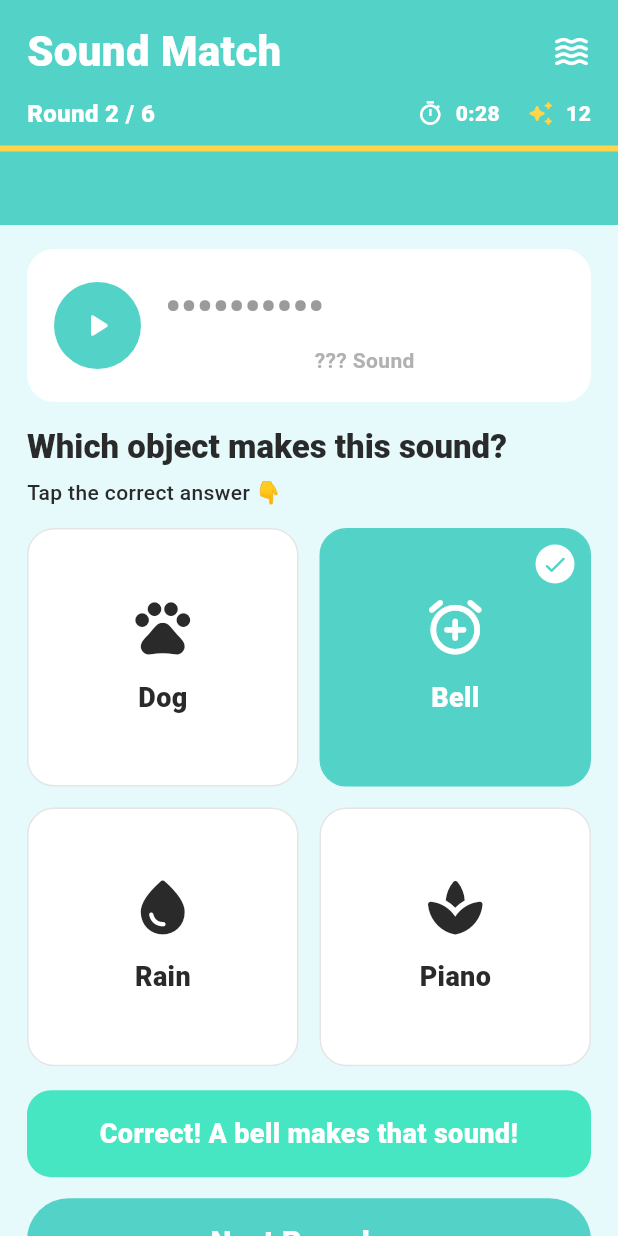
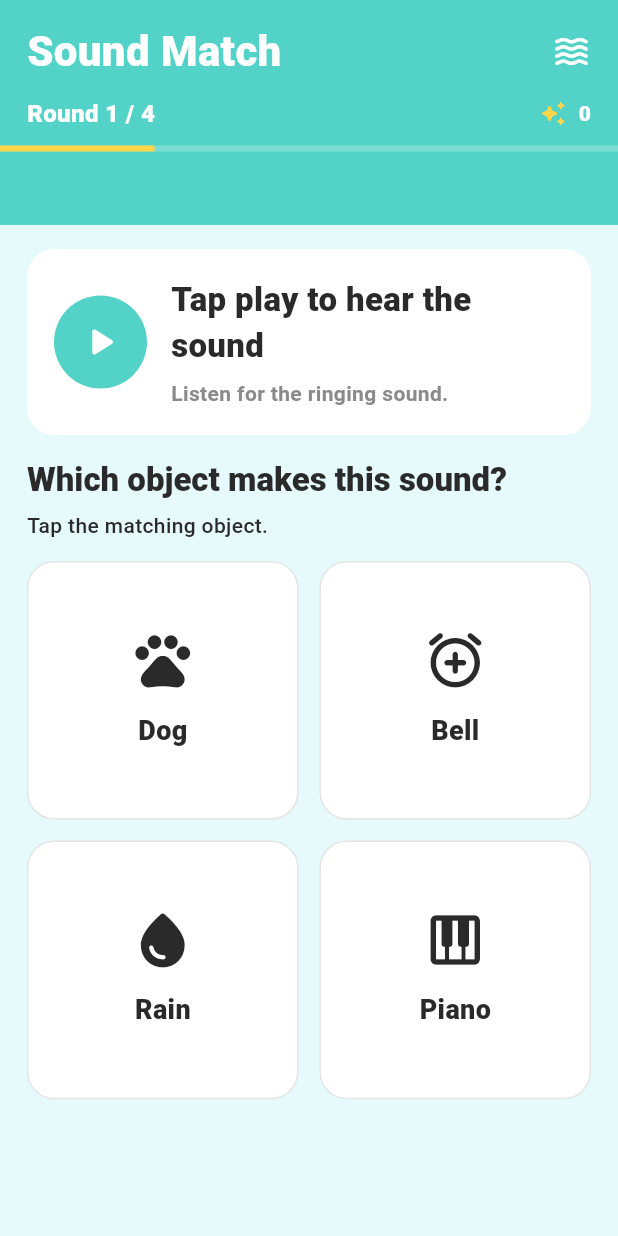
Before and after one commit to hurshh/DR, a Flutter app: the SoundMatchRound2Screen screen opened by its route, on a phone screen of 412 x 824 dp. Run offline on Flutter 3.47's test engine with Material 3 defaults, Android fonts, the light colour scheme and no system bars; our stand-ins replace audioplayers; Roboto replaces fonts that are missing (system-ui).

Commit message:
Make Sound Match playable with local audio assets

```diff
--- a/five_senses_app/lib/screens/sight_detail_screen.dart
+++ b/five_senses_app/lib/screens/sight_detail_screen.dart
@@ -5,7 +5,6 @@ import '../models/sense.dart';
 import '../theme/app_theme.dart';
 import '../widgets/app_bottom_nav.dart';
 import '../widgets/five_senses_scaffold.dart';
-import '../widgets/sense_card.dart';
 
 class SightDetailScreen extends StatelessWidget {
   const SightDetailScreen({super.key});
--- a/five_senses_app/lib/screens/smell_sorter_intro_screen.dart
+++ b/five_senses_app/lib/screens/smell_sorter_intro_screen.dart
@@ -1,7 +1,6 @@
 import 'package:flutter/material.dart';
 
 import '../models/app_routes.dart';
-import '../theme/app_theme.dart';
 
 class SmellSorterIntroScreen extends StatelessWidget {
   const SmellSorterIntroScreen({super.key});
--- a/five_senses_app/lib/screens/smell_sorter_question_3_screen.dart
+++ b/five_senses_app/lib/screens/smell_sorter_question_3_screen.dart
@@ -1,7 +1,6 @@
 import 'package:flutter/material.dart';
 
 import '../models/app_routes.dart';
-import '../theme/app_theme.dart';
 
 class SmellSorterQuestion3Screen extends StatelessWidget {
   const SmellSorterQuestion3Screen({super.key});
--- a/five_senses_app/lib/screens/sound_match_intro_screen.dart
+++ b/five_senses_app/lib/screens/sound_match_intro_screen.dart
@@ -1,7 +1,6 @@
 import 'package:flutter/material.dart';
 
 import '../models/app_routes.dart';
-import '../theme/app_theme.dart';
 
 class SoundMatchIntroScreen extends StatelessWidget {
   const SoundMatchIntroScreen({super.key});
--- a/five_senses_app/lib/screens/sound_match_round_2_screen.dart
+++ b/five_senses_app/lib/screens/sound_match_round_2_screen.dart
@@ -1,93 +1,126 @@
+import 'package:audioplayers/audioplayers.dart';
 import 'package:flutter/material.dart';
 
 import '../models/app_routes.dart';
-import '../theme/app_theme.dart';
 
-class SoundMatchRound2Screen extends StatelessWidget {
+class SoundMatchRound2Screen extends StatefulWidget {
   const SoundMatchRound2Screen({super.key});
 
   @override
+  State<SoundMatchRound2Screen> createState() => _SoundMatchRound2ScreenState();
+}
+
+class _SoundMatchRound2ScreenState extends State<SoundMatchRound2Screen> {
+  static const Color _headerColor = Color(0xFF53D2C7);
+  static const Color _successColor = Color(0xFF45E6C1);
+  static const Color _errorColor = Color(0xFFFF6B6B);
+
+  final AudioPlayer _audioPlayer = AudioPlayer();
+  int _roundIndex = 0;
+  int _score = 0;
+  String? _selectedAnswer;
+
+  final List<_SoundQuestion> _questions = const [
+    _SoundQuestion(
+      answer: 'Bell',
+      assetPath: 'sounds/bell.mp3',
+      prompt: 'Listen for the ringing sound.',
+      options: [
+        _SoundOption(label: 'Dog', icon: Icons.pets_rounded),
+        _SoundOption(label: 'Bell', icon: Icons.add_alarm_rounded),
+        _SoundOption(label: 'Rain', icon: Icons.water_drop_rounded),
+        _SoundOption(label: 'Piano', icon: Icons.piano_rounded),
+      ],
+    ),
+    _SoundQuestion(
+      answer: 'Dog',
+      assetPath: 'sounds/dog.mp3',
+      prompt: 'Listen for the animal sound.',
+      options: [
+        _SoundOption(label: 'Dog', icon: Icons.pets_rounded),
+        _SoundOption(label: 'Bell', icon: Icons.add_alarm_rounded),
+        _SoundOption(label: 'Rain', icon: Icons.water_drop_rounded),
+        _SoundOption(label: 'Piano', icon: Icons.piano_rounded),
+      ],
+    ),
+    _SoundQuestion(
+      answer: 'Rain',
+      assetPath: 'sounds/rain.mp3',
+      prompt: 'Listen for the weather sound.',
+      options: [
+        _SoundOption(label: 'Dog', icon: Icons.pets_rounded),
+        _SoundOption(label: 'Bell', icon: Icons.add_alarm_rounded),
+        _SoundOption(label: 'Rain', icon: Icons.water_drop_rounded),
+        _SoundOption(label: 'Piano', icon: Icons.piano_rounded),
+      ],
+    ),
+    _SoundQuestion(
+      answer: 'Piano',
+      assetPath: 'sounds/piano.mp3',
+      prompt: 'Listen for the music sound.',
+      options: [
+        _SoundOption(label: 'Dog', icon: Icons.pets_rounded),
+        _SoundOption(label: 'Bell', icon: Icons.add_alarm_rounded),
+        _SoundOption(label: 'Rain', icon: Icons.water_drop_rounded),
+        _SoundOption(label: 'Piano', icon: Icons.piano_rounded),
+      ],
+    ),
+  ];
+
+  _SoundQuestion get _currentQuestion => _questions[_roundIndex];
+  bool get _answered => _selectedAnswer != null;
+  bool get _isCorrect => _selectedAnswer == _currentQuestion.answer;
+
+  @override
+  void dispose() {
+    _audioPlayer.dispose();
+    super.dispose();
+  }
+
+  Future<void> _playCurrentSound() async {
+    await _audioPlayer.stop();
+    await _audioPlayer.play(AssetSource(_currentQuestion.assetPath));
+  }
+
+  void _selectAnswer(String answer) {
+    if (_answered) {
+      return;
+    }
+
+    setState(() {
+      _selectedAnswer = answer;
+      if (answer == _currentQuestion.answer) {
+        _score += 1;
+      }
+    });
+  }
+
+  void _goToNextRound() {
+    if (_roundIndex == _questions.length - 1) {
+      Navigator.pushReplacementNamed(context, Routes.gameResult);
+      return;
+    }
+
+    setState(() {
+      _roundIndex += 1;
+      _selectedAnswer = null;
+    });
+    _playCurrentSound();
+  }
+
+  @override
   Widget build(BuildContext context) {
-    const headerColor = Color(0xFF53D2C7);
+    final question = _currentQuestion;
 
     return Scaffold(
       backgroundColor: const Color(0xFFE6FAFC),
       body: SafeArea(
         child: Column(
           children: [
-            Container(
-              height: 150,
-              width: double.infinity,
-              color: headerColor,
-              child: Column(
-                children: [
-                  Padding(
-                    padding: const EdgeInsets.fromLTRB(18, 14, 18, 10),
-                    child: Row(
-                      children: [
-                        const Expanded(
-                          child: Text(
-                            'Sound Match',
-                            style: TextStyle(
-                              color: Colors.white,
-                              fontSize: 28,
-                              fontWeight: FontWeight.w900,
-                            ),
-                          ),
-                        ),
-                        const Icon(Icons.waves_rounded,
-                            color: Colors.white, size: 26),
-                      ],
-                    ),
-                  ),
-                  Padding(
-                    padding: const EdgeInsets.fromLTRB(18, 0, 18, 10),
-                    child: Row(
-                      children: [
-                        const Text(
-                          'Round 2 / 6',
-                          style: TextStyle(
-                            color: Colors.white,
-                            fontWeight: FontWeight.w800,
-                            fontSize: 16,
-                          ),
-                        ),
-                        const Spacer(),
-                        Row(
-                          children: [
-                            const Icon(Icons.timer_outlined,
-                                color: Colors.white, size: 18),
-                            const SizedBox(width: 8),
-                            const Text(
-                              '0:28',
-                              style: TextStyle(
-                                color: Colors.white,
-                                fontWeight: FontWeight.w800,
-                              ),
-                            ),
-                            const SizedBox(width: 18),
-                            const Icon(Icons.auto_awesome_rounded,
-                                color: Color(0xFFFFD54A), size: 18),
-                            const SizedBox(width: 8),
-                            const Text(
-                              '12',
-                              style: TextStyle(
-                                color: Colors.white,
-                                fontWeight: FontWeight.w900,
-                              ),
-                            )
-                          ],
-                        )
-                      ],
-                    ),
-                  ),
-                  Container(
-                    height: 4,
-                    width: double.infinity,
-                    color: const Color(0xFFFFD54A),
-                  )
-                ],
-              ),
+            _GameHeader(
+              round: _roundIndex + 1,
+              totalRounds: _questions.length,
+              score: _score,
             ),
             Expanded(
               child: SingleChildScrollView(
@@ -95,56 +128,9 @@ class SoundMatchRound2Screen extends StatelessWidget {
                 child: Column(
                   crossAxisAlignment: CrossAxisAlignment.start,
                   children: [
-                    Container(
-                      padding: const EdgeInsets.all(18),
-                      decoration: BoxDecoration(
-                        color: Colors.white,
-                        borderRadius: BorderRadius.circular(18),
-                      ),
-                      child: Row(
-                        children: [
-                          Container(
-                            width: 58,
-                            height: 58,
-                            decoration: const BoxDecoration(
-                              shape: BoxShape.circle,
-                              color: headerColor,
-                            ),
-                            alignment: Alignment.center,
-                            child: const Icon(
-                              Icons.play_arrow_rounded,
-                              size: 26,
-                              color: Colors.white,
-                            ),
-                          ),
-                          const SizedBox(width: 16),
-                          Expanded(
-                            child: Column(
-                              crossAxisAlignment: CrossAxisAlignment.start,
-                              children: const [
-                                Text(
-                                  '••••••••••',
-                                  style: TextStyle(
-                                    fontSize: 28,
-                                    fontWeight: FontWeight.w900,
-                                    color: Color(0xFF9B9B9B),
-                                  ),
-                                ),
-                                SizedBox(height: 6),
-                                Center(
-                                  child: Text(
-                                    '??? Sound',
-                                    style: TextStyle(
-                                      fontWeight: FontWeight.w700,
-                                      color: Color(0xFFB1B1B1),
-                                    ),
-                                  ),
-                                )
-                              ],
-                            ),
-                          ),
-                        ],
-                      ),
+                    _SoundPlayerCard(
+                      prompt: question.prompt,
+                      onPlaySound: _playCurrentSound,
                     ),
                     const SizedBox(height: 16),
                     Text(
@@ -156,7 +142,7 @@ class SoundMatchRound2Screen extends StatelessWidget {
                     ),
                     const SizedBox(height: 6),
                     const Text(
-                      'Tap the correct answer 👇',
+                      'Tap the matching object.',
                       style: TextStyle(
                         color: Color(0xFF2A2A2A),
                         fontWeight: FontWeight.w500,
@@ -171,80 +157,51 @@ class SoundMatchRound2Screen extends StatelessWidget {
                       mainAxisSpacing: 14,
                       childAspectRatio: 1.05,
                       children: [
+                        for (final option in question.options)
                           _AnswerCard(
-                          label: 'Dog',
-                          icon: Icons.pets_rounded,
-                          selected: false,
-                        ),
-                        _AnswerCard(
-                          label: 'Bell',
-                          icon: Icons.add_alarm_rounded,
-                          selected: true,
-                        ),
-                        _AnswerCard(
-                          label: 'Rain',
-                          icon: Icons.water_drop_rounded,
-                          selected: false,
-                        ),
-                        _AnswerCard(
-                          label: 'Piano',
-                          icon: Icons.spa_rounded,
-                          selected: false,
+                            option: option,
+                            selected: _selectedAnswer == option.label,
+                            revealCorrect:
+                                _answered && option.label == question.answer,
+                            isWrongSelection:
+                                _selectedAnswer == option.label &&
+                                option.label != question.answer,
+                            onTap: () => _selectAnswer(option.label),
                           ),
                       ],
                     ),
+                    if (_answered) ...[
                       const SizedBox(height: 16),
-                    Container(
-                      width: double.infinity,
-                      padding: const EdgeInsets.symmetric(
-                          vertical: 16, horizontal: 18),
-                      decoration: BoxDecoration(
-                        color: const Color(0xFF45E6C1),
-                        borderRadius: BorderRadius.circular(16),
-                      ),
-                      child: const Text(
-                        'Correct! A bell makes that sound!',
-                        textAlign: TextAlign.center,
-                        style: TextStyle(
-                          color: Colors.white,
-                          fontWeight: FontWeight.w900,
-                          fontSize: 18,
-                        ),
-                      ),
+                      _FeedbackBanner(
+                        correct: _isCorrect,
+                        answer: question.answer,
                       ),
                       const SizedBox(height: 14),
                       SizedBox(
                         width: double.infinity,
                         height: 58,
                         child: ElevatedButton(
-                        onPressed: () =>
-                            Navigator.pushReplacementNamed(context, Routes.gameResult),
+                          onPressed: _goToNextRound,
                           style: ElevatedButton.styleFrom(
-                          backgroundColor: headerColor,
+                            backgroundColor: _headerColor,
                             foregroundColor: Colors.white,
                             elevation: 0,
                             shape: RoundedRectangleBorder(
                               borderRadius: BorderRadius.circular(28),
                             ),
                           ),
-                        child: const Text(
-                          'Next Round →',
-                          style: TextStyle(
+                          child: Text(
+                            _roundIndex == _questions.length - 1
+                                ? 'See Results'
+                                : 'Next Round',
+                            style: const TextStyle(
                               fontSize: 20,
                               fontWeight: FontWeight.w900,
                             ),
                           ),
                         ),
                       ),
-                    const SizedBox(height: 10),
-                    Row(
-                      mainAxisAlignment: MainAxisAlignment.center,
-                      children: List.generate(
-                        5,
-                        (i) => const Icon(Icons.favorite_rounded,
-                            color: const Color(0xFFFF6B6B), size: 20),
-                      ),
-                    ),
+                    ],
                   ],
                 ),
               ),
@@ -256,25 +213,227 @@ class SoundMatchRound2Screen extends StatelessWidget {
   }
 }
 
-class _AnswerCard extends StatelessWidget {
-  final String label;
-  final IconData icon;
-  final bool selected;
+class _GameHeader extends StatelessWidget {
+  final int round;
+  final int totalRounds;
+  final int score;
 
-  const _AnswerCard({
-    required this.label,
-    required this.icon,
-    required this.selected,
+  const _GameHeader({
+    required this.round,
+    required this.totalRounds,
+    required this.score,
   });
 
   @override
   Widget build(BuildContext context) {
     return Container(
+      height: 150,
+      width: double.infinity,
+      color: _SoundMatchRound2ScreenState._headerColor,
+      child: Column(
+        children: [
+          const Padding(
+            padding: EdgeInsets.fromLTRB(18, 14, 18, 10),
+            child: Row(
+              children: [
+                Expanded(
+                  child: Text(
+                    'Sound Match',
+                    style: TextStyle(
+                      color: Colors.white,
+                      fontSize: 28,
+                      fontWeight: FontWeight.w900,
+                    ),
+                  ),
+                ),
+                Icon(Icons.waves_rounded, color: Colors.white, size: 26),
+              ],
+            ),
+          ),
+          Padding(
+            padding: const EdgeInsets.fromLTRB(18, 0, 18, 10),
+            child: Row(
+              children: [
+                Text(
+                  'Round $round / $totalRounds',
+                  style: const TextStyle(
+                    color: Colors.white,
+                    fontWeight: FontWeight.w800,
+                    fontSize: 16,
+                  ),
+                ),
+                const Spacer(),
+                const Icon(
+                  Icons.auto_awesome_rounded,
+                  color: Color(0xFFFFD54A),
+                  size: 18,
+                ),
+                const SizedBox(width: 8),
+                Text(
+                  '$score',
+                  style: const TextStyle(
+                    color: Colors.white,
+                    fontWeight: FontWeight.w900,
+                  ),
+                ),
+              ],
+            ),
+          ),
+          LinearProgressIndicator(
+            value: round / totalRounds,
+            minHeight: 4,
+            backgroundColor: Colors.white.withValues(alpha: 0.24),
+            valueColor: const AlwaysStoppedAnimation<Color>(Color(0xFFFFD54A)),
+          ),
+        ],
+      ),
+    );
+  }
+}
+
+class _SoundPlayerCard extends StatelessWidget {
+  final String prompt;
+  final VoidCallback onPlaySound;
+
+  const _SoundPlayerCard({required this.prompt, required this.onPlaySound});
+
+  @override
+  Widget build(BuildContext context) {
+    return Container(
+      padding: const EdgeInsets.all(18),
       decoration: BoxDecoration(
-        color: selected ? const Color(0xFF53D2C7) : Colors.white,
+        color: Colors.white,
+        borderRadius: BorderRadius.circular(18),
+      ),
+      child: Row(
+        children: [
+          InkWell(
+            borderRadius: BorderRadius.circular(32),
+            onTap: onPlaySound,
+            child: Container(
+              width: 62,
+              height: 62,
+              decoration: const BoxDecoration(
+                shape: BoxShape.circle,
+                color: _SoundMatchRound2ScreenState._headerColor,
+              ),
+              alignment: Alignment.center,
+              child: const Icon(
+                Icons.play_arrow_rounded,
+                size: 32,
+                color: Colors.white,
+              ),
+            ),
+          ),
+          const SizedBox(width: 16),
+          Expanded(
+            child: Column(
+              crossAxisAlignment: CrossAxisAlignment.start,
+              children: [
+                const Text(
+                  'Tap play to hear the sound',
+                  style: TextStyle(
+                    fontSize: 22,
+                    fontWeight: FontWeight.w900,
+                    color: Color(0xFF2A2A2A),
+                  ),
+                ),
+                const SizedBox(height: 6),
+                Text(
+                  prompt,
+                  style: const TextStyle(
+                    fontWeight: FontWeight.w700,
+                    color: Color(0xFF8A8A8A),
+                  ),
+                ),
+              ],
+            ),
+          ),
+        ],
+      ),
+    );
+  }
+}
+
+class _FeedbackBanner extends StatelessWidget {
+  final bool correct;
+  final String answer;
+
+  const _FeedbackBanner({required this.correct, required this.answer});
+
+  @override
+  Widget build(BuildContext context) {
+    final color = correct
+        ? _SoundMatchRound2ScreenState._successColor
+        : _SoundMatchRound2ScreenState._errorColor;
+    final message = correct
+        ? 'Correct! $answer makes that sound.'
+        : 'Good try! The answer is $answer.';
+
+    return Container(
+      width: double.infinity,
+      padding: const EdgeInsets.symmetric(vertical: 16, horizontal: 18),
+      decoration: BoxDecoration(
+        color: color,
+        borderRadius: BorderRadius.circular(16),
+      ),
+      child: Row(
+        children: [
+          Icon(
+            correct ? Icons.check_rounded : Icons.lightbulb_rounded,
+            color: Colors.white,
+            size: 26,
+          ),
+          const SizedBox(width: 10),
+          Expanded(
+            child: Text(
+              message,
+              style: const TextStyle(
+                color: Colors.white,
+                fontWeight: FontWeight.w900,
+                fontSize: 18,
+              ),
+            ),
+          ),
+        ],
+      ),
+    );
+  }
+}
+
+class _AnswerCard extends StatelessWidget {
+  final _SoundOption option;
+  final bool selected;
+  final bool revealCorrect;
+  final bool isWrongSelection;
+  final VoidCallback onTap;
+
+  const _AnswerCard({
+    required this.option,
+    required this.selected,
+    required this.revealCorrect,
+    required this.isWrongSelection,
+    required this.onTap,
+  });
+
+  @override
+  Widget build(BuildContext context) {
+    final active = selected || revealCorrect;
+    final color = isWrongSelection
+        ? _SoundMatchRound2ScreenState._errorColor
+        : active
+        ? _SoundMatchRound2ScreenState._headerColor
+        : Colors.white;
+
+    return InkWell(
+      borderRadius: BorderRadius.circular(18),
+      onTap: onTap,
+      child: Container(
+        decoration: BoxDecoration(
+          color: color,
           borderRadius: BorderRadius.circular(18),
           border: Border.all(
-          color: selected ? const Color(0xFF53D2C7) : const Color(0xFFE5E5E5),
+            color: active || isWrongSelection ? color : const Color(0xFFE5E5E5),
           ),
         ),
         child: Stack(
@@ -284,23 +443,29 @@ class _AnswerCard extends StatelessWidget {
                 mainAxisSize: MainAxisSize.min,
                 children: [
                   const SizedBox(height: 14),
-                Icon(icon,
+                  Icon(
+                    option.icon,
                     size: 44,
-                    color: selected ? Colors.white : const Color(0xFF2A2A2A)),
+                    color: active || isWrongSelection
+                        ? Colors.white
+                        : const Color(0xFF2A2A2A),
+                  ),
                   const SizedBox(height: 12),
                   Text(
-                  label,
+                    option.label,
                     style: TextStyle(
                       fontSize: 18,
                       fontWeight: FontWeight.w900,
-                    color: selected ? Colors.white : const Color(0xFF2A2A2A),
+                      color: active || isWrongSelection
+                          ? Colors.white
+                          : const Color(0xFF2A2A2A),
                     ),
                   ),
                   const SizedBox(height: 16),
                 ],
               ),
             ),
-          if (selected)
+            if (selected || revealCorrect)
               Positioned(
                 top: 10,
                 right: 10,
@@ -312,12 +477,41 @@ class _AnswerCard extends StatelessWidget {
                     color: Colors.white,
                   ),
                   alignment: Alignment.center,
-                child: const Icon(Icons.check_rounded,
-                    color: Color(0xFF53D2C7), size: 18),
+                  child: Icon(
+                    isWrongSelection
+                        ? Icons.close_rounded
+                        : Icons.check_rounded,
+                    color: isWrongSelection
+                        ? _SoundMatchRound2ScreenState._errorColor
+                        : _SoundMatchRound2ScreenState._headerColor,
+                    size: 18,
+                  ),
                 ),
               ),
           ],
         ),
+      ),
     );
   }
 }
+
+class _SoundQuestion {
+  final String answer;
+  final String assetPath;
+  final String prompt;
+  final List<_SoundOption> options;
+
+  const _SoundQuestion({
+    required this.answer,
+    required this.assetPath,
+    required this.prompt,
+    required this.options,
+  });
+}
+
+class _SoundOption {
+  final String label;
+  final IconData icon;
+
+  const _SoundOption({required this.label, required this.icon});
+}
--- a/five_senses_app/lib/widgets/sense_card.dart
+++ b/five_senses_app/lib/widgets/sense_card.dart
@@ -1,6 +1,5 @@
 import 'package:flutter/material.dart';
 
-import '../theme/app_theme.dart';
 
 class SenseCard extends StatelessWidget {
   final String title;
--- a/five_senses_app/pubspec.yaml
+++ b/five_senses_app/pubspec.yaml
@@ -34,6 +34,7 @@ dependencies:
   # The following adds the Cupertino Icons font to your application.
   # Use with the CupertinoIcons class for iOS style icons.
   cupertino_icons: ^1.0.8
+  audioplayers: ^6.6.0
 
 dev_dependencies:
   flutter_test:
@@ -62,6 +63,7 @@ flutter:
   # `assets/images/` and add them here.
   assets:
     - assets/images/.keep
+    - assets/sounds/
 
   # To add assets to your application, add an assets section, like this:
   # assets:
```
Also changed, not shown: five_senses_app/pubspec.lock, 10 other files. Lines whose indentation alone changed are shown as unchanged.
